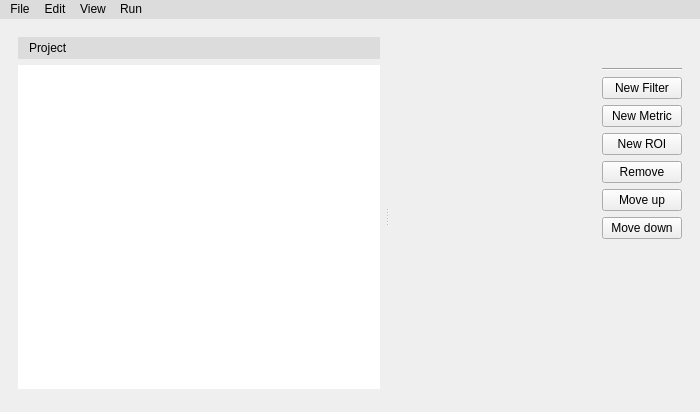
The window that gui/ui_files/mainwindow.ui (OSUDSL/pydre) describes before a commit, drawn with Qt 5.
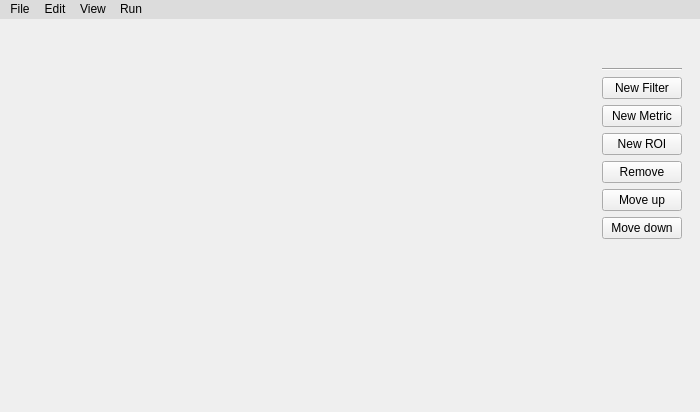
The same window after the commit. Icons and pictures are not drawn.

Commit message: Removed project tab on project tree page

Diff of the .ui file:
```diff
--- a/gui/ui_files/mainwindow.ui
+++ b/gui/ui_files/mainwindow.ui
@@ -205,53 +205,6 @@
            <property name="orientation">
             <enum>Qt::Horizontal</enum>
            </property>
-           <widget class="QWidget" name="layoutWidget">
-            <layout class="QVBoxLayout" name="verticalLayout_8">
-             <property name="rightMargin">
-              <number>5</number>
-             </property>
-             <property name="bottomMargin">
-              <number>5</number>
-             </property>
-             <item>
-              <widget class="QLabel" name="label_6">
-               <property name="styleSheet">
-                <string notr="true">background-color: rgb(220, 220, 220);
-padding-left: 8px;
-padding-right: 8px;
-padding-top: 4px;
-padding-bottom: 4px;
-font: 75 10pt &quot;Arial&quot;;</string>
-               </property>
-               <property name="text">
-                <string>Project</string>
-               </property>
-              </widget>
-             </item>
-             <item>
-              <widget class="QTreeWidget" name="treeWidget">
-               <property name="styleSheet">
-                <string notr="true">border: none;</string>
-               </property>
-               <property name="headerHidden">
-                <bool>true</bool>
-               </property>
-               <column>
-                <property name="text">
-                 <string notr="true">Project</string>
-                </property>
-                <property name="background">
-                 <color>
-                  <red>50</red>
-                  <green>60</green>
-                  <blue>60</blue>
-                 </color>
-                </property>
-               </column>
-              </widget>
-             </item>
-            </layout>
-           </widget>
            <widget class="QWidget" name="horizontalLayoutWidget">
             <layout class="QHBoxLayout" name="horizontalLayout_6">
              <property name="leftMargin">
```
Left out of the diff: 2 changed lines with no effect on the pictures. The commit also changes 1 other file.
